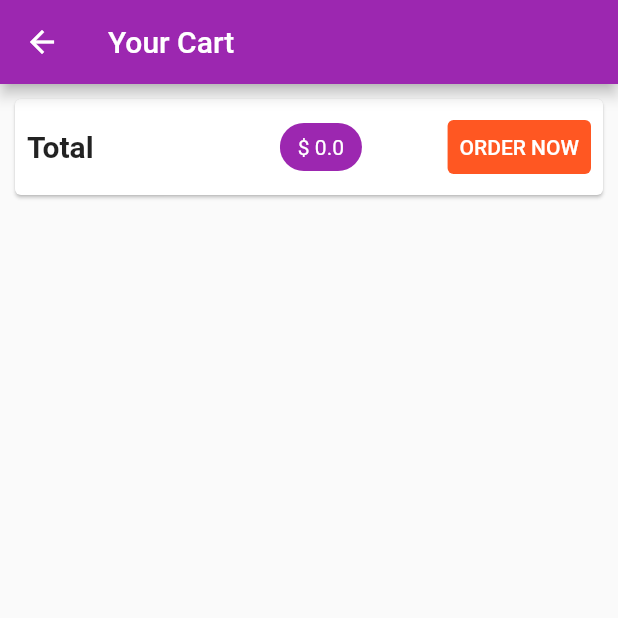
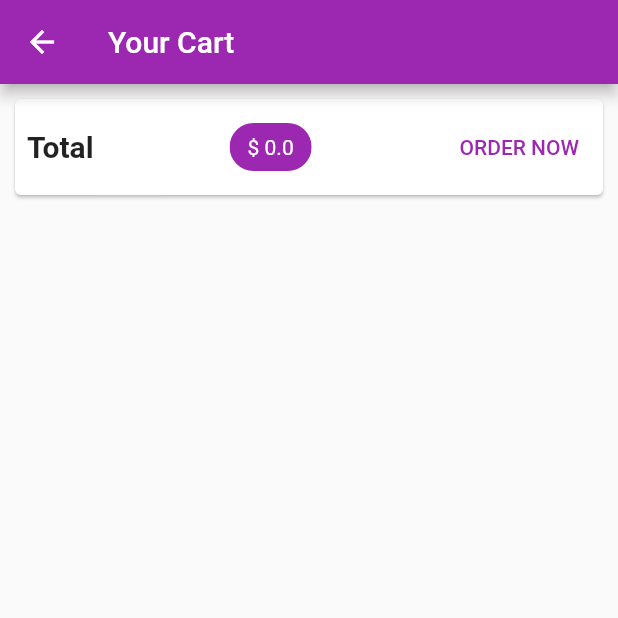
Before and after one commit to ghettobeats/shop_app, a Flutter app: the CartScreen screen opened by its route, on a phone screen of 412 x 824 dp, the top half of it. Run offline on Flutter 3.47's test engine with Material 2 defaults, Android fonts, the phone set to English and light mode, and no system bars; network calls fail.

Commit message:
Adding Product Detail Data has some error in Provider cart item

```diff
--- a/lib/providers/cart.dart
+++ b/lib/providers/cart.dart
@@ -1,35 +1,37 @@
 import 'package:flutter/foundation.dart';
 
-class CartIem {
+class CartItem {
   final String id;
+
   final String title;
   final int quantity;
   final double price;
-  CartIem(
-      {required this.id,
-      required this.title,
-      required this.quantity,
-      required this.price});
+  CartItem({
+    required this.id,
+    required this.title,
+    required this.quantity,
+    required this.price,
+  });
 }
 
 class Cart with ChangeNotifier {
-  late final Map<String, CartIem> _items = {};
+  Map<String, CartItem> _item = {};
 
-  Map<String, CartIem> get items => {...items};
+  Map<String, CartItem> get items => {..._item};
 
   void addItem(String productId, double price, String title) {
-    if (_items.containsKey(productId)) {
-      _items.update(
+    if (_item.containsKey(productId)) {
+      _item.update(
           productId,
-          (ExistingItem) => CartIem(
+          (ExistingItem) => CartItem(
               id: ExistingItem.id,
               title: ExistingItem.title,
               quantity: ExistingItem.quantity + 1,
               price: ExistingItem.price));
     } else {
-      _items.putIfAbsent(
+      _item.putIfAbsent(
           productId,
-          () => CartIem(
+          () => CartItem(
               id: DateTime.now().toString(),
               title: title,
               price: price,
@@ -38,11 +40,16 @@ class Cart with ChangeNotifier {
     notifyListeners();
   }
 
-  int get itemCount => _items.length;
+  void removeItem(String id) {
+    _item.remove(id);
+    notifyListeners();
+  }
+
+  int get itemCount => _item.length;
 
   double get TotalAmount {
     var total = 0.0;
-    _items.forEach((key, value) => total += value.price * value.quantity);
+    _item.forEach((key, value) => total += value.price * value.quantity);
     return total;
   }
 }
--- a/lib/screens/cart_screen.dart
+++ b/lib/screens/cart_screen.dart
@@ -1,13 +1,14 @@
 import 'package:flutter/material.dart';
 import 'package:provider/provider.dart';
 
-import '../providers/Cart.dart';
+import '../providers/Cart.dart' show Cart;
+import '../widget/cart_item.dart';
 
 class CartScreen extends StatelessWidget {
-  static const routeName = "/Carts";
+  static const routeName = "/cart";
   @override
   Widget build(BuildContext context) {
-    var cart = Provider.of<Cart>(context);
+    final cart = Provider.of<Cart>(context);
     return Scaffold(
       appBar: AppBar(
         title: Text("Your Cart"),
@@ -22,10 +23,9 @@ class CartScreen extends StatelessWidget {
                 children: [
                   const Text(
                     'Total',
-                      style:
-                          TextStyle(fontSize: 20, fontWeight: FontWeight.bold),
+                    style: TextStyle(fontSize: 20, fontWeight: FontWeight.bold),
                   ),
-                    SizedBox(width: 10),
+                  //Spacer(),
                   Chip(
                     label: Text(
                       '\$ ${cart.TotalAmount}',
@@ -36,14 +36,23 @@ class CartScreen extends StatelessWidget {
                   TextButton(
                     child: Text("ORDER NOW"),
                     onPressed: () {},
-                      style: ButtonStyle(
-                          foregroundColor:
-                              MaterialStateProperty.all<Color>(Colors.white),
-                          backgroundColor: MaterialStateProperty.all<Color>(
-                              Theme.of(context).colorScheme.secondary)),
                   )
                 ]),
-            )),
+          ),
+        ),
+        SizedBox(
+          height: 10,
+        ),
+        Expanded(
+            child: ListView.builder(
+          itemCount: cart.items.length,
+          itemBuilder: (ctx, i) => CartItems(
+              cart.items.values.toList()[i].id,
+              cart.items.values.toList()[i].title,
+              cart.items.values.toList()[i].price,
+              cart.items.values.toList()[i].quantity,
+              cart.items.keys.toList()[i]),
+        ))
       ]),
     );
   }
--- a/lib/widget/product_item.dart
+++ b/lib/widget/product_item.dart
@@ -2,7 +2,6 @@ import 'package:flutter/material.dart';
 import 'package:provider/provider.dart';
 import 'package:shop_app/providers/product_provider.dart';
 
-import '../models/product.dart';
 import '../providers/Cart.dart';
 import '../screens/product_detail_screen.dart';
 
```
Also changed, not shown: lib/main.dart (+5 -21 lines), lib/screens/product_detail_screen.dart (+39 -3 lines), lib/widget/cart_item.dart (added, +52 -0 lines). Lines whose indentation alone changed are shown as unchanged.
